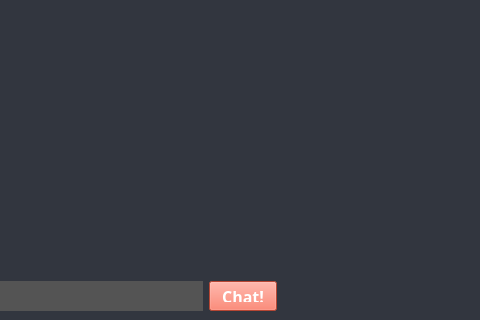
Above: groupwidget.ui from dparker2/StudyGroup before the change; both pictures show x 464 to 944 and y 192 to 512 of the 1030 by 512 pixel window. Below: the same form after it.
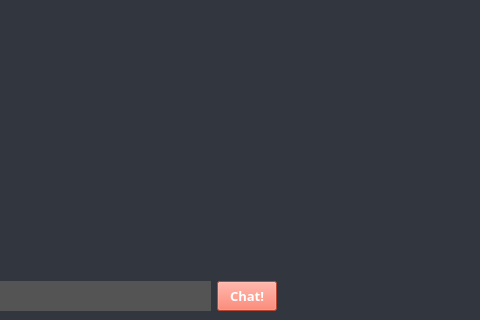
That is the form after the change. Icons and pictures are not drawn.

The edit to the form file:
```diff
--- a/groupwidget.ui
+++ b/groupwidget.ui
@@ -478,7 +478,7 @@
             <property name="font">
              <font>
               <family>Trebuchet MS</family>
-              <pointsize>12</pointsize>
+              <pointsize>10</pointsize>
               <weight>75</weight>
               <italic>false</italic>
               <bold>true</bold>
```
Left out of the diff: 12 changed lines with no effect on the pictures.
